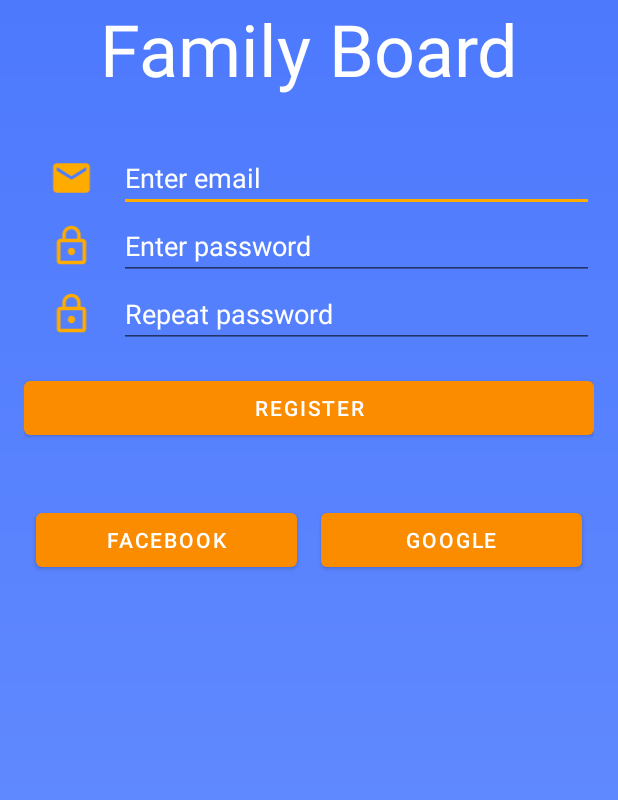
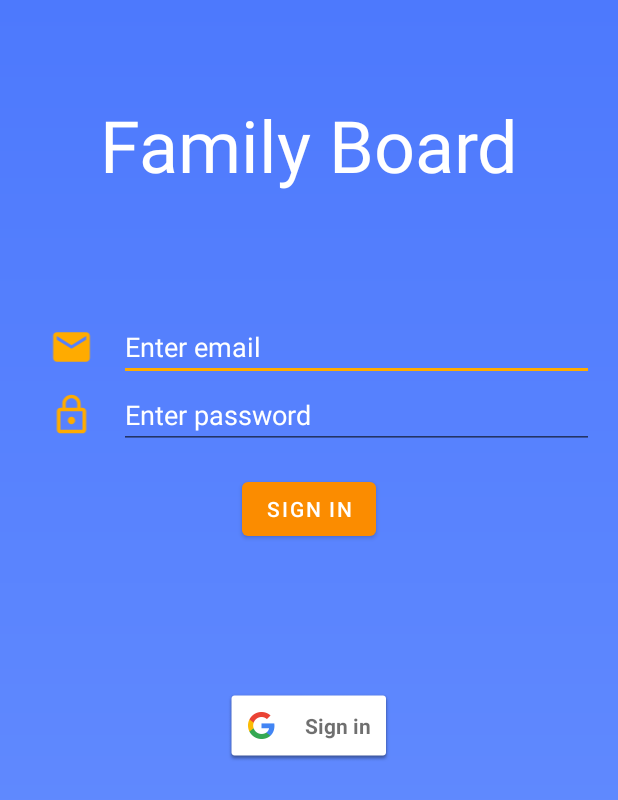
Before and after one commit to tkurtovic98/FamilyBoard, an Android app: the layout authentication_fragment.xml on its own in the app's theme, with its tools: preview values and no code run, on a phone screen of 412 x 824 dp. Shown: the top 800 px of the screen. Run offline under Robolectric (Android 15) with nearby library versions, the phone set to English and light mode, and no system bars.

Commit message:
feat(main-board): add new sign in layout
- add custom layout for sign in
- add ViewModel for auth
- code cleanup in Fragments

```diff
--- a/app/src/main/java/com/hr/kurtovic/tomislav/familyboard/adapter/SectionsPagerAdapter.kt
+++ b/app/src/main/java/com/hr/kurtovic/tomislav/familyboard/adapter/SectionsPagerAdapter.kt
@@ -26,9 +26,9 @@ class SectionsPagerAdapter(private val mContext: Context, fm: FragmentManager) :
 
     private fun populateList() {
         fragments = ArrayList()
-        fragments.add(ListRoomFragment())
-        fragments.add(RoomChatFragment())
-        fragments.add(ProfileFragment())
+        fragments.add(ListRoomFragment.newInstance())
+        fragments.add(RoomChatFragment.newInstance())
+        fragments.add(ProfileFragment.newInstance())
     }
 
     override fun getItem(position: Int): Fragment {
--- a/app/src/main/res/layout/authentication_fragment.xml
+++ b/app/src/main/res/layout/authentication_fragment.xml
@@ -9,6 +9,7 @@
         android:id="@+id/title"
         android:layout_width="wrap_content"
         android:layout_height="wrap_content"
+        android:layout_marginTop="64dp"
         android:text="@string/app_name"
         android:textAppearance="@style/TextAppearance.AppTheme.LoginTitle"
         app:layout_constraintEnd_toEndOf="parent"
@@ -19,42 +20,38 @@
         android:id="@+id/email_registration_layout"
         android:layout_width="match_parent"
         android:layout_height="wrap_content"
-        android:layout_marginTop="@dimen/default_margin"
+        android:layout_marginTop="64dp"
+        app:layout_constraintStart_toStartOf="parent"
         app:layout_constraintTop_toBottomOf="@+id/title">
 
         <include
             layout="@layout/email_registration_form"
-            app:layout_constraintTop_toTopOf="parent" />
+            app:layout_constraintBottom_toBottomOf="parent"
+            app:layout_constraintStart_toStartOf="parent"
+            app:layout_constraintTop_toTopOf="parent"
+            app:layout_constraintVertical_bias="0.5" />
     </androidx.constraintlayout.widget.ConstraintLayout>
 
+
     <androidx.constraintlayout.widget.ConstraintLayout
-        android:id="@+id/social_registration"
+        android:id="@+id/social_registration_container"
         android:layout_width="match_parent"
         android:layout_height="wrap_content"
+        android:layout_marginTop="64dp"
         android:padding="@dimen/default_padding"
+        app:layout_constraintEnd_toEndOf="parent"
+        app:layout_constraintStart_toStartOf="parent"
         app:layout_constraintTop_toBottomOf="@id/email_registration_layout">
 
-        <Button
-            android:id="@+id/facebook"
-            android:layout_width="0dp"
+
+        <com.google.android.gms.common.SignInButton
+            android:id="@+id/google_sign_in_button"
+            android:layout_width="wrap_content"
             android:layout_height="wrap_content"
-            android:layout_margin="@dimen/margin_small"
-            android:text="Facebook"
-            app:layout_constraintEnd_toStartOf="@+id/google"
-            app:layout_constraintHorizontal_weight="1"
+            app:layout_constraintEnd_toEndOf="parent"
             app:layout_constraintStart_toStartOf="parent"
             app:layout_constraintTop_toTopOf="parent" />
 
-        <Button
-            android:id="@+id/google"
-            android:layout_width="0dp"
-            android:layout_height="wrap_content"
-            android:layout_margin="@dimen/margin_small"
-            android:text="Google"
-            app:layout_constraintEnd_toEndOf="parent"
-            app:layout_constraintHorizontal_weight="1"
-            app:layout_constraintStart_toEndOf="@+id/facebook"
-            app:layout_constraintTop_toTopOf="parent" />
 
     </androidx.constraintlayout.widget.ConstraintLayout>
 
--- a/app/src/main/res/layout/email_registration_form.xml
+++ b/app/src/main/res/layout/email_registration_form.xml
@@ -91,30 +91,19 @@
             android:scaleType="fitCenter"
             android:src="@drawable/ic_lock_outline"
             app:layout_constraintBottom_toBottomOf="parent"
-            app:layout_constraintEnd_toStartOf="@+id/password_repeat_input"
             app:layout_constraintHorizontal_weight="1"
             app:layout_constraintStart_toStartOf="parent"
             app:layout_constraintTop_toTopOf="parent" />
 
-        <EditText
-            android:id="@+id/password_repeat_input"
-            android:layout_width="0dp"
-            android:layout_height="match_parent"
-            android:hint="@string/repeat_password"
-            android:textColorHint="@color/white"
-            app:layout_constraintEnd_toEndOf="parent"
-            app:layout_constraintHorizontal_weight="5"
-            app:layout_constraintStart_toEndOf="@+id/ic_password_repeat"
-            app:layout_constraintTop_toTopOf="parent" />
 
     </androidx.constraintlayout.widget.ConstraintLayout>
 
     <Button
-        android:id="@+id/Register"
-        android:layout_width="match_parent"
+        android:id="@+id/sign_in_button"
+        android:layout_width="wrap_content"
         android:layout_height="wrap_content"
         android:layout_marginTop="16dp"
-        android:text="Register"
+        android:text="@string/sign_in"
         app:layout_constraintEnd_toEndOf="@+id/repeat_password_field"
         app:layout_constraintStart_toStartOf="@+id/repeat_password_field"
         app:layout_constraintTop_toBottomOf="@+id/repeat_password_field" />
```
Also changed, not shown: app/build.gradle (+7 -0 lines), app/src/main/java/com/hr/kurtovic/tomislav/familyboard/FamilyBoardApp.kt (+12 -1 lines), app/src/main/java/com/hr/kurtovic/tomislav/familyboard/MainActivity.kt (+2 -5 lines), app/src/main/java/com/hr/kurtovic/tomislav/familyboard/auth/AuthFragment.kt (+70 -25 lines), app/src/main/java/com/hr/kurtovic/tomislav/familyboard/auth/AuthManager.kt (+38 -0 lines), app/src/main/java/com/hr/kurtovic/tomislav/familyboard/auth/AuthService.kt (added, +38 -0 lines), app/src/main/java/com/hr/kurtovic/tomislav/familyboard/auth/AuthViewModel.kt (added, +36 -0 lines), app/src/main/java/com/hr/kurtovic/tomislav/familyboard/ui/ListRoomFragment.kt (+10 -2 lines), app/src/main/java/com/hr/kurtovic/tomislav/familyboard/ui/RoomChatFragment.kt (+18 -9 lines), gradle/wrapper/gradle-wrapper.properties (added), 2 other files.
